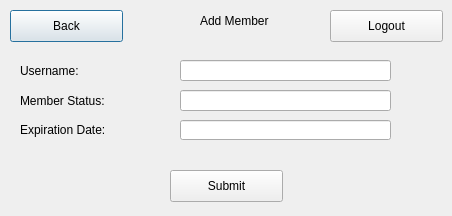
Above: QtGui/addMember.ui from Tligtvoet/goat-bulk before the change. Below: the same form after it.
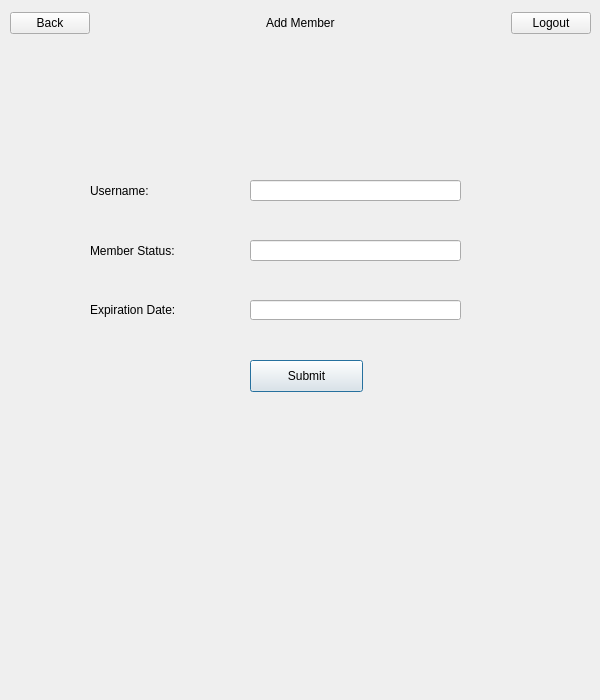
That is the form after the change.

Patch:
```diff
--- a/QtGui/addMember.ui
+++ b/QtGui/addMember.ui
@@ -6,57 +6,30 @@
    <rect>
     <x>0</x>
     <y>0</y>
-    <width>452</width>
-    <height>216</height>
+    <width>600</width>
+    <height>700</height>
    </rect>
   </property>
+  <property name="minimumSize">
+   <size>
+    <width>600</width>
+    <height>700</height>
+   </size>
+  </property>
+  <property name="maximumSize">
+   <size>
+    <width>600</width>
+    <height>700</height>
+   </size>
+  </property>
   <property name="windowTitle">
    <string>Dialog</string>
   </property>
-  <widget class="QPushButton" name="back_button">
-   <property name="geometry">
-    <rect>
-     <x>10</x>
-     <y>10</y>
-     <width>113</width>
-     <height>32</height>
-    </rect>
-   </property>
-   <property name="text">
-    <string>Back</string>
-   </property>
-  </widget>
-  <widget class="QLabel" name="addmemberlogo">
-   <property name="geometry">
-    <rect>
-     <x>200</x>
-     <y>10</y>
-     <width>91</width>
-     <height>21</height>
-    </rect>
-   </property>
-   <property name="text">
-    <string>Add Member</string>
-   </property>
-  </widget>
-  <widget class="QPushButton" name="logout_button">
-   <property name="geometry">
-    <rect>
-     <x>330</x>
-     <y>10</y>
-     <width>113</width>
-     <height>32</height>
-    </rect>
-   </property>
-   <property name="text">
-    <string>Logout</string>
-   </property>
-  </widget>
   <widget class="QLabel" name="username">
    <property name="geometry">
     <rect>
-     <x>20</x>
-     <y>60</y>
+     <x>90</x>
+     <y>180</y>
      <width>141</width>
      <height>21</height>
     </rect>
@@ -68,8 +41,8 @@
   <widget class="QLabel" name="password">
    <property name="geometry">
     <rect>
-     <x>20</x>
-     <y>90</y>
+     <x>90</x>
+     <y>240</y>
      <width>141</width>
      <height>21</height>
     </rect>
@@ -81,8 +54,8 @@
   <widget class="QLabel" name="adminstatus">
    <property name="geometry">
     <rect>
-     <x>20</x>
-     <y>120</y>
+     <x>90</x>
+     <y>300</y>
      <width>191</width>
      <height>20</height>
     </rect>
@@ -94,8 +67,8 @@
   <widget class="QLineEdit" name="lineEdit_name">
    <property name="geometry">
     <rect>
-     <x>180</x>
-     <y>60</y>
+     <x>250</x>
+     <y>180</y>
      <width>211</width>
      <height>21</height>
     </rect>
@@ -104,8 +77,8 @@
   <widget class="QLineEdit" name="lineEdit_memStatus">
    <property name="geometry">
     <rect>
-     <x>180</x>
-     <y>90</y>
+     <x>250</x>
+     <y>240</y>
      <width>211</width>
      <height>21</height>
     </rect>
@@ -114,8 +87,8 @@
   <widget class="QPushButton" name="button_submit">
    <property name="geometry">
     <rect>
-     <x>170</x>
-     <y>170</y>
+     <x>250</x>
+     <y>360</y>
      <width>113</width>
      <height>32</height>
     </rect>
@@ -127,13 +100,72 @@
   <widget class="QLineEdit" name="lineEdit_expDate">
    <property name="geometry">
     <rect>
-     <x>180</x>
-     <y>120</y>
+     <x>250</x>
+     <y>300</y>
      <width>211</width>
      <height>20</height>
     </rect>
    </property>
   </widget>
+  <widget class="QWidget" name="">
+   <property name="geometry">
+    <rect>
+     <x>10</x>
+     <y>10</y>
+     <width>581</width>
+     <height>26</height>
+    </rect>
+   </property>
+   <layout class="QHBoxLayout" name="horizontalLayout">
+    <item>
+     <widget class="QPushButton" name="back_button">
+      <property name="text">
+       <string>Back</string>
+      </property>
+     </widget>
+    </item>
+    <item>
+     <spacer name="horizontalSpacer">
+      <property name="orientation">
+       <enum>Qt::Horizontal</enum>
+      </property>
+      <property name="sizeHint" stdset="0">
+       <size>
+        <width>40</width>
+        <height>20</height>
+       </size>
+      </property>
+     </spacer>
+    </item>
+    <item>
+     <widget class="QLabel" name="addmemberlogo">
+      <property name="text">
+       <string>Add Member</string>
+      </property>
+     </widget>
+    </item>
+    <item>
+     <spacer name="horizontalSpacer_2">
+      <property name="orientation">
+       <enum>Qt::Horizontal</enum>
+      </property>
+      <property name="sizeHint" stdset="0">
+       <size>
+        <width>40</width>
+        <height>20</height>
+       </size>
+      </property>
+     </spacer>
+    </item>
+    <item>
+     <widget class="QPushButton" name="logout_button">
+      <property name="text">
+       <string>Logout</string>
+      </property>
+     </widget>
+    </item>
+   </layout>
+  </widget>
  </widget>
  <resources/>
  <connections/>
```
